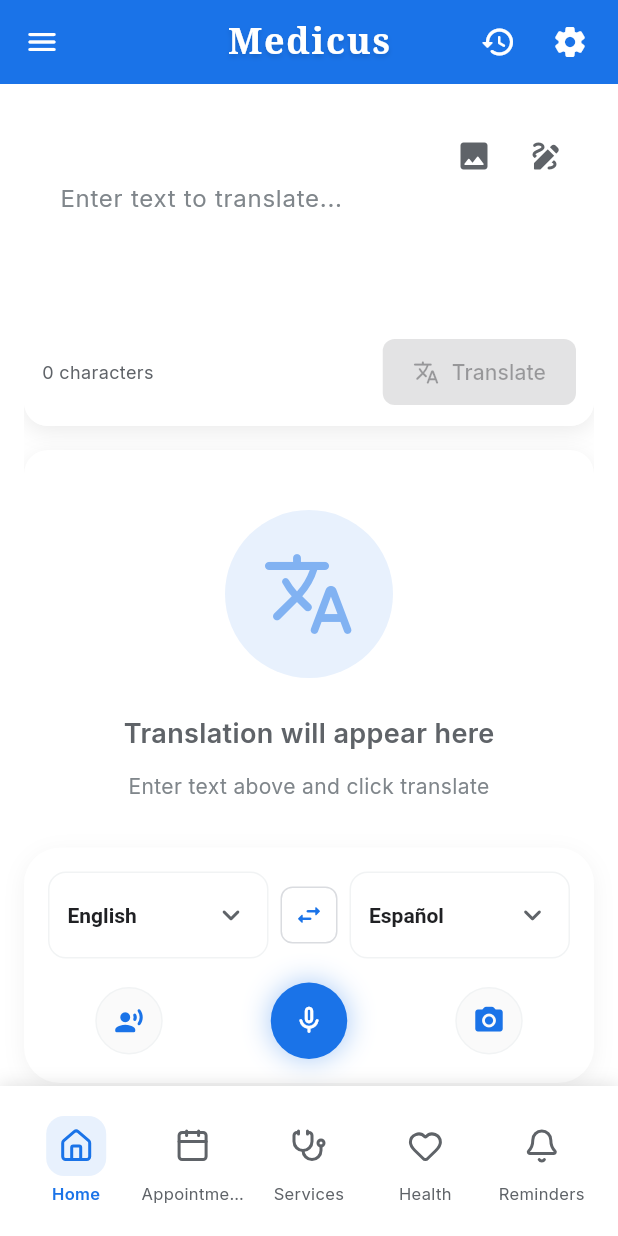
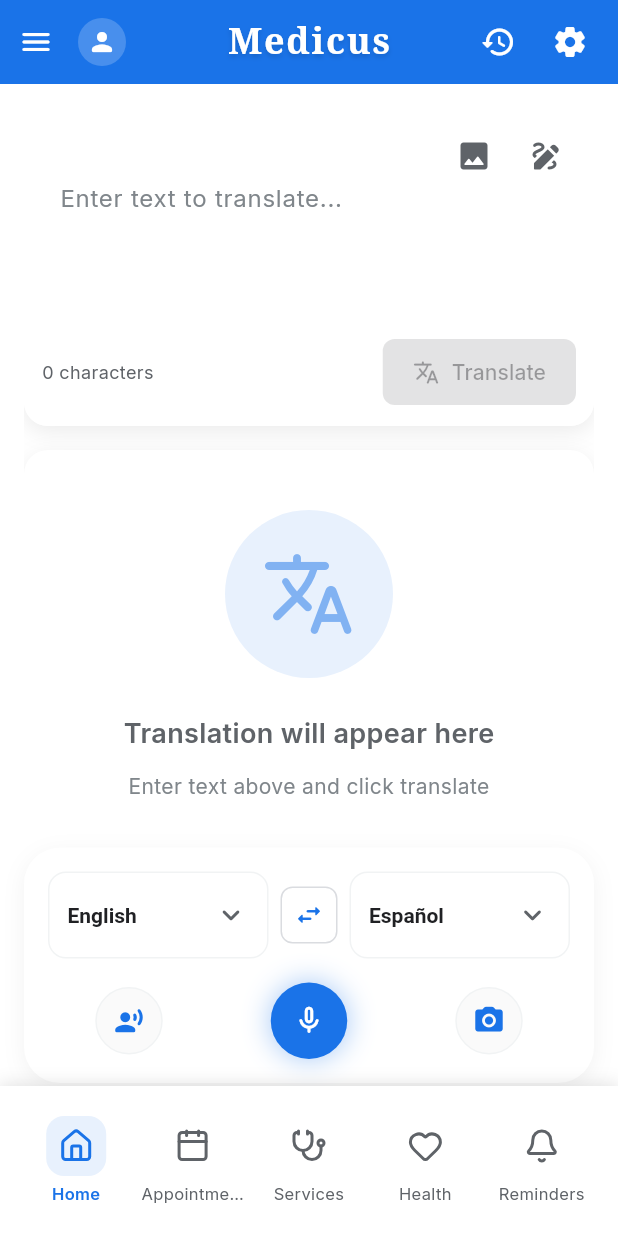
Before and after one commit to Kingmaker-RK/Medicus1, a Flutter app: the TranslationScreen screen opened by its route, on a phone screen of 412 x 824 dp. Run offline on Flutter 3.47's test engine with Material 3 defaults, Android fonts, the light colour scheme and no system bars; our stand-ins replace dio, firebase_auth, firebase_core, flutter_tts, go_router, google_fonts and 8 more; missing offline and left inert: deepl_dart; accounts and stored records are empty.

Commit message:
feat(translation): add profile picture to app bar and update tests

```diff
--- a/lib/screens/translation_screen.dart
+++ b/lib/screens/translation_screen.dart
@@ -1,10 +1,12 @@
 import 'package:flutter/material.dart';
 import 'package:flutter/services.dart';
+import 'dart:io';
 import 'package:image_picker/image_picker.dart';
 import 'package:provider/provider.dart';
 import 'package:go_router/go_router.dart';
 import '../providers/translation_provider.dart';
 import '../providers/user_provider.dart';
+import '../providers/user_profile_provider.dart';
 import '../constants/colors.dart';
 import '../constants/app_constants.dart';
 import '../widgets/anatomy_viewer.dart';
@@ -282,13 +284,42 @@ class _TranslationScreenState extends State<TranslationScreen>
           ],
         ),
       ),
+      leadingWidth: 100,
       leading: Builder(
-        builder: (context) => IconButton(
-          icon: const Icon(Icons.menu_rounded),
-          onPressed: () {
-            Scaffold.of(context).openDrawer();
-          },
-        ),
+        builder: (context) {
+          final userProfileProvider = Provider.of<UserProfileProvider>(context);
+          final profile = userProfileProvider.profile;
+          return Row(
+            mainAxisSize: MainAxisSize.min,
+            children: [
+              IconButton(
+                icon: const Icon(Icons.menu_rounded),
+                onPressed: () {
+                  Scaffold.of(context).openDrawer();
+                },
+              ),
+              const SizedBox(width: 4),
+              InkWell(
+                onTap: () => context.push('/profile'),
+                customBorder: const CircleBorder(),
+                child: CircleAvatar(
+                  radius: 16,
+                  backgroundColor: Colors.white.withOpacity(0.2),
+                  backgroundImage: profile.profilePicturePath.isNotEmpty
+                      ? FileImage(File(profile.profilePicturePath))
+                      : null,
+                  child: profile.profilePicturePath.isEmpty
+                      ? const Icon(
+                          Icons.person_rounded,
+                          size: 20,
+                          color: Colors.white,
+                        )
+                      : null,
+                ),
+              ),
+            ],
+          );
+        },
       ),
       actions: [
         // History button
```
Also changed, not shown: 1 other file.
